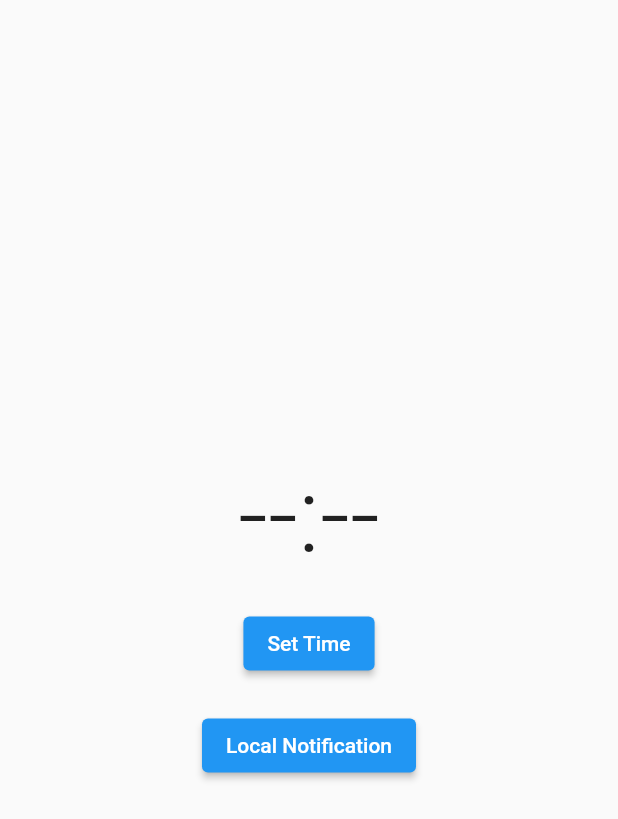
After one commit to Ujjwal-Neupane/FlutterDemo, a Flutter app: the PushNotiDemo screen opened by its route, after a tap on "Local Notification", on a phone screen of 412 x 824 dp. The commit adds this screen. Shown: the top 819 px of the screen. Run offline on Flutter 3.47's test engine with Material 2 defaults, Android fonts, the phone set to English and light mode, and no system bars; our stand-ins replace cloud_firestore, firebase_auth, firebase_core, flutter_local_notifications, shared_preferences; accounts and stored records are empty; network calls fail.

Commit message:
instant notification

```diff
--- a/lib/main.dart
+++ b/lib/main.dart
@@ -7,8 +7,9 @@ import 'package:flutter_learn_demo/screens/Authenticate/auth_wrapper.dart';
 import 'package:flutter_learn_demo/screens/Data%20Fetch/data_fetch.dart';
 import 'package:flutter_learn_demo/screens/Firebase_Data/firebase_products.dart';
 import 'package:flutter_learn_demo/screens/Navigator/first_screen.dart';
-import 'package:flutter_learn_demo/screens/Real%20Estate/real_estate_wrapper.dart';
+import 'package:flutter_learn_demo/screens/Push%20Notification/push_notification.dart';
 import 'package:flutter_learn_demo/screens/Rent%20Flat/fetch_flat.dart';
+import 'package:flutter_learn_demo/screens/Shared%20Pref/shared_pref.dart';
 import 'package:flutter_learn_demo/screens/Tab%20View/tab_container.dart';
 import 'package:flutter_learn_demo/screens/Tic%20Tac%20Toe/tic_tac_toe.dart';
 import 'package:flutter_learn_demo/screens/home_page.dart';
@@ -18,7 +19,6 @@ import 'package:flutter_learn_demo/utils/routes.dart';
 Future<void> main() async {
   WidgetsFlutterBinding.ensureInitialized();
   await Firebase.initializeApp();
-
   runApp(const MyApp());
 }
 
@@ -47,6 +47,7 @@ class MyApp extends StatelessWidget {
         MyRoutes.toTicTacToe: (context) => TicTacToe(),
         MyRoutes.toSharedPrefDemo: (context) => SharedPrefDemo(),
         MyRoutes.toFetchFlat: (context) => FetchFlat(),
+        MyRoutes.toPushNotification: (context) => PushNotiDemo(),
       },
       home: Scaffold(
         body: HomePage(),
--- /dev/null
+++ b/lib/screens/Push Notification/push_notification.dart
@@ -0,0 +1,66 @@
+import 'package:flutter/cupertino.dart';
+import 'package:flutter/material.dart';
+import 'package:flutter_learn_demo/services/notiifcation_service.dart';
+import 'package:flutter_local_notifications/flutter_local_notifications.dart';
+
+class PushNotiDemo extends StatefulWidget {
+  PushNotiDemo({Key? key}) : super(key: key);
+
+  @override
+  State<PushNotiDemo> createState() => _PushNotiDemoState();
+}
+
+class _PushNotiDemoState extends State<PushNotiDemo> {
+  String pickedTime = '--:--';
+  NotificationService notificationService = NotificationService();
+
+  @override
+  void initState() {
+    // TODO: implement initState
+    super.initState();
+    notificationService.initialize();
+  }
+
+  @override
+  Widget build(BuildContext context) {
+    return Scaffold(
+      body: Align(
+        child: Column(
+          // mainAxisSize: MainAxisSize.min,
+          mainAxisAlignment: MainAxisAlignment.center,
+          children: [
+            Text(
+              pickedTime,
+              textAlign: TextAlign.center,
+              style: TextStyle(fontWeight: FontWeight.w300, fontSize: 70),
+            ),
+            SizedBox(height: 20),
+            ElevatedButton(
+              onPressed: () => setTime(context),
+              child: Text('Set Time'),
+            ),
+            SizedBox(height: 20),
+            ElevatedButton(
+              onPressed: () =>
+                  notificationService.localNotification(pickedTime),
+              child: Text('Local Notification'),
+            ),
+          ],
+        ),
+      ),
+    );
+  }
+
+  Future<void> setTime(context) async {
+    TimeOfDay? time = await showTimePicker(
+      initialTime: TimeOfDay.now(),
+      context: context, //context of current state
+    );
+
+    if (time != null) {
+      setState(() {
+        pickedTime = time.format(context);
+      });
+    }
+  }
+}
--- a/lib/screens/Real Estate/real_estate_wrapper.dart
+++ b/lib/screens/Shared Pref/shared_pref.dart
@@ -49,7 +49,7 @@ class _SharedPrefDemoState extends State<SharedPrefDemo> {
             ),
             SizedBox(height: 20),
             FloatingActionButton(
-                onPressed: () => increaseCount(), child: Icon(Icons.add)),
+                onPressed: increaseCount, child: Icon(Icons.add)),
             SizedBox(height: 20),
             ElevatedButton(
                 onPressed: () => clearPrefs(), child: Text('Clear Shared Pref'))
--- a/lib/screens/home_page.dart
+++ b/lib/screens/home_page.dart
@@ -54,6 +54,11 @@ class HomePage extends StatelessWidget {
         route: MyRoutes.toSharedPrefDemo),
     MyGrid(
         id: 9, title: 'Flat', myIcon: Icons.house, route: MyRoutes.toFetchFlat),
+    MyGrid(
+        id: 10,
+        title: 'Push Notification',
+        myIcon: Icons.notifications,
+        route: MyRoutes.toPushNotification),
   ];
 
   @override
--- /dev/null
+++ b/lib/services/notiifcation_service.dart
@@ -0,0 +1,83 @@
+import 'package:flutter_local_notifications/flutter_local_notifications.dart';
+
+class NotificationService {
+  final FlutterLocalNotificationsPlugin _flutterLocalNotificationsPlugin =
+      FlutterLocalNotificationsPlugin();
+
+  //initialize
+  initialize() async {
+    FlutterLocalNotificationsPlugin flutterLocalNotificationsPlugin =
+        FlutterLocalNotificationsPlugin();
+
+    AndroidInitializationSettings androidInitializationSettings =
+        AndroidInitializationSettings('flutter');
+
+    IOSInitializationSettings iosInitializationSettings =
+        IOSInitializationSettings();
+
+    final InitializationSettings initializationSettings =
+        InitializationSettings(
+      android: androidInitializationSettings,
+      iOS: iosInitializationSettings,
+    );
+
+    await FlutterLocalNotificationsPlugin().initialize(initializationSettings);
+  }
+
+//local notification
+
+  localNotification(String pickedTime) async {
+    var androidNotificationDetails = AndroidNotificationDetails('id', 'channel',
+        channelDescription: 'description', importance: Importance.max);
+    var IosNotificationDetails = IOSNotificationDetails();
+
+    var platform = NotificationDetails(
+        android: androidNotificationDetails, iOS: IosNotificationDetails);
+
+    await _flutterLocalNotificationsPlugin.show(
+        0, 'demo', 'Your time is $pickedTime', platform,
+        payload: 'welcome to demo app');
+  }
+  // static final _notifications = FlutterLocalNotificationsPlugin();
+
+  // static initNotification() async {
+  //   final AndroidInitializationSettings initializationSettingsAndroid =
+  //       AndroidInitializationSettings('@drawable/ic_launcher_demo');
+
+  //   final InitializationSettings initializationSettings =
+  //       InitializationSettings(
+  //     android: initializationSettingsAndroid,
+  //   );
+
+  //   await _notifications.initialize(initializationSettings);
+  // }
+
+  // static showNotification({
+  //   int id = 0,
+  //   String? title,
+  //   String? body,
+  //   String? payload,
+  // }) async {
+  //   await _notifications.show(
+  //     id,
+  //     title,
+  //     body,
+  //     _notificationDetails(),
+  //     payload: payload,
+  //   );
+  // }
+
+  // static _notificationDetails() {
+  //   return NotificationDetails(
+  //     android: AndroidNotificationDetails(
+  //       'channel id',
+  //       'channel name',
+  //       channelDescription: 'channel description',
+  //       importance: Importance.max,
+  //       priority: Priority.high,
+  //     ),
+  //     iOS: IOSNotificationDetails(),
+  //   );
+  // }
+
+}
--- a/lib/utils/routes.dart
+++ b/lib/utils/routes.dart
@@ -12,4 +12,5 @@ class MyRoutes {
   static const String toTicTacToe = '/ticTacToe';
   static const String toSharedPrefDemo = '/sharedPrefDemo';
   static const String toFetchFlat = '/fetchFlat';
+  static const String toPushNotification = '/pushNotification';
 }
--- a/pubspec.yaml
+++ b/pubspec.yaml
@@ -40,6 +40,9 @@ dependencies:
   flutter_screenutil: ^5.0.1
   http: ^0.13.4
   shared_preferences: ^2.0.12
+  flutter_local_notifications: ^9.2.0
+
+
 
 dev_dependencies:
   flutter_test:
```
Also changed, not shown: lib/screens/Rent Flat/fetch_flat.dart (+11 -2 lines), lib/services/flat_service.dart (+9 -5 lines), pubspec.lock, 16 other files.
